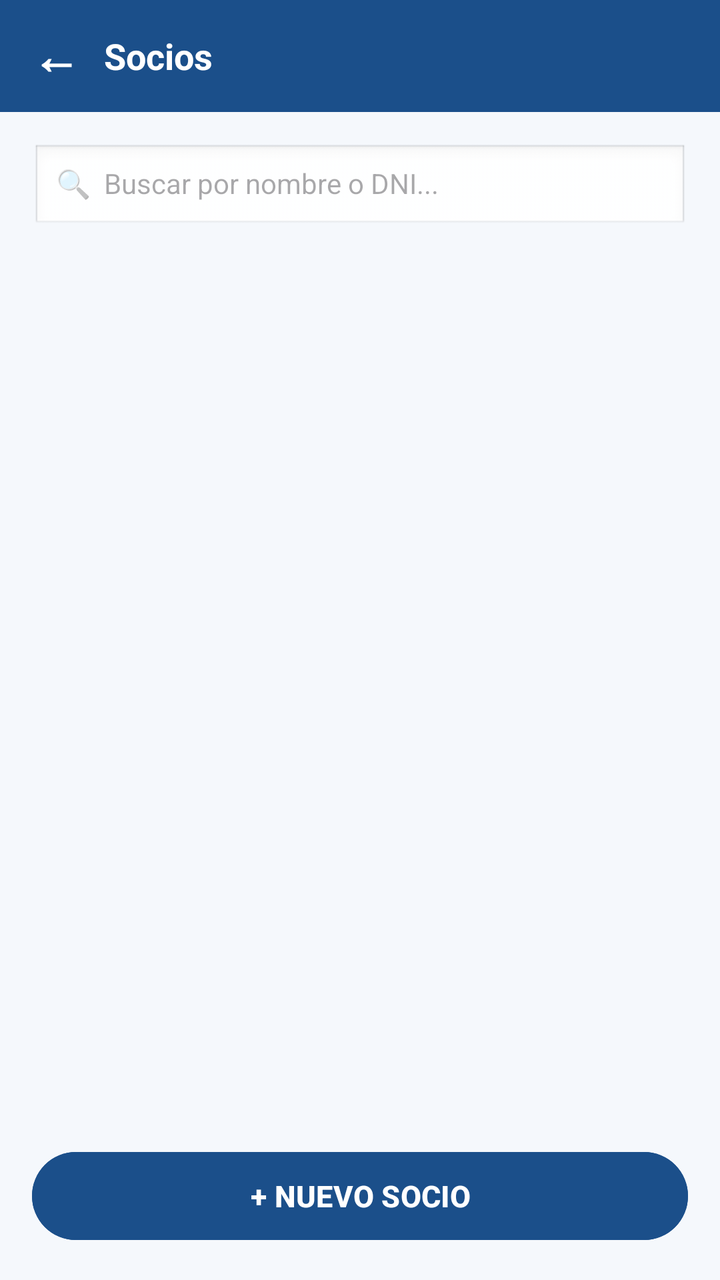
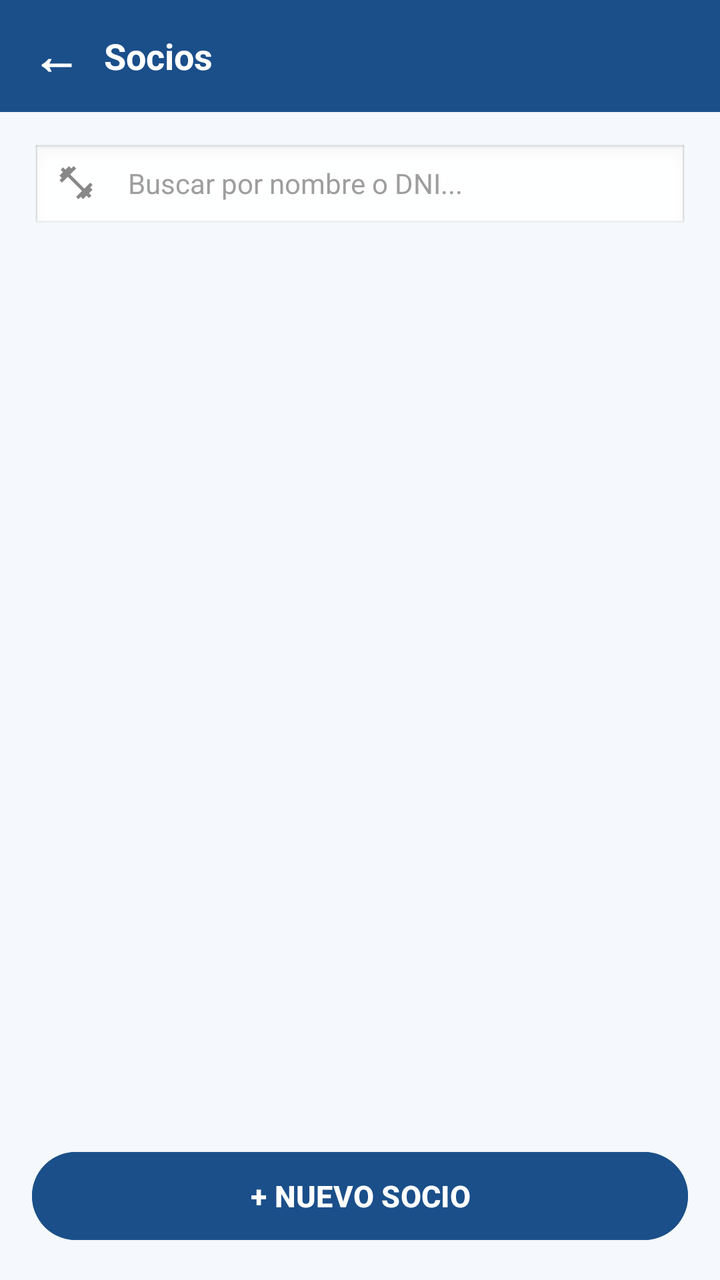

Compare the two renders of this Android layout. The source of the first and the diff that turns it into the second are given below.
<!-- AndroidManifest.xml: application theme Theme.ClubDeportivo -->
<!-- res/layout/activity_lista_socios.xml -->
<?xml version="1.0" encoding="utf-8"?>
<LinearLayout
    xmlns:android="http://schemas.android.com/apk/res/android"
    android:layout_width="match_parent"
    android:layout_height="match_parent"
    android:orientation="vertical"
    android:background="@color/colorBackground">

    
    <LinearLayout
        android:layout_width="match_parent"
        android:layout_height="56dp"
        android:orientation="horizontal"
        android:background="@color/colorPrimary"
        android:gravity="center_vertical"
        android:paddingStart="16dp"
        android:paddingEnd="16dp">

        <TextView
            android:id="@+id/btnVolver"
            android:layout_width="wrap_content"
            android:layout_height="wrap_content"
            android:text="←"
            android:textSize="24sp"
            android:textStyle="bold"
            android:textColor="@color/white"
            android:layout_marginEnd="12dp" />

        <TextView
            android:layout_width="wrap_content"
            android:layout_height="wrap_content"
            android:text="Socios"
            android:textSize="18sp"
            android:textStyle="bold"
            android:textColor="@color/white" />

    </LinearLayout>

    
    <LinearLayout
        android:layout_width="match_parent"
        android:layout_height="wrap_content"
        android:orientation="horizontal"
        android:padding="16dp"
        android:background="@color/colorBackground">

        <EditText
            android:id="@+id/etBuscar"
            android:layout_width="match_parent"
            android:layout_height="44dp"
            android:hint="🔍  Buscar por nombre o DNI..."
            android:inputType="text"
            android:background="@android:drawable/edit_text"
            android:paddingStart="12dp"
            android:paddingEnd="12dp"
            android:textSize="14sp" />

    </LinearLayout>

    
    <ScrollView
        android:layout_width="match_parent"
        android:layout_height="0dp"
        android:layout_weight="1"
        android:paddingStart="16dp"
        android:paddingEnd="16dp">

        <LinearLayout
            android:id="@+id/containerSocios"
            android:layout_width="match_parent"
            android:layout_height="wrap_content"
            android:orientation="vertical">

            

        </LinearLayout>

    </ScrollView>

    
    <Button
        android:id="@+id/btnNuevoSocio"
        android:layout_width="match_parent"
        android:layout_height="52dp"
        android:text="+ NUEVO SOCIO"
        android:textSize="15sp"
        android:textStyle="bold"
        android:textColor="@color/white"
        android:backgroundTint="@color/colorPrimary"
        android:layout_margin="16dp" />



</LinearLayout>
<!-- resources referenced by this layout -->
<resources>
  <color name="colorBackground">#F5F8FC</color>
  <color name="colorPrimary">#1B4F8A</color>
  <color name="white">#FFFFFFFF</color>
  <style name="Theme.ClubDeportivo" parent="Base.Theme.ClubDeportivo" />
  <style name="Base.Theme.ClubDeportivo" parent="Theme.Material3.DayNight.NoActionBar">
          
          
      </style>
</resources>

<!-- the commit's change to res/layout/activity_lista_socios.xml (unified diff, before → after) -->
@@ -38,22 +38,44 @@
 
     
     <LinearLayout
+        xmlns:app="http://schemas.android.com/apk/res-auto"
         android:layout_width="match_parent"
         android:layout_height="wrap_content"
         android:orientation="horizontal"
         android:padding="16dp"
         android:background="@color/colorBackground">
 
-        <EditText
-            android:id="@+id/etBuscar"
+        <LinearLayout
             android:layout_width="match_parent"
             android:layout_height="44dp"
-            android:hint="🔍  Buscar por nombre o DNI..."
-            android:inputType="text"
+            android:orientation="horizontal"
             android:background="@android:drawable/edit_text"
+            android:gravity="center_vertical"
             android:paddingStart="12dp"
-            android:paddingEnd="12dp"
-            android:textSize="14sp" />
+            android:paddingEnd="12dp">
+
+            <ImageView
+                android:layout_width="20dp"
+                android:layout_height="20dp"
+                android:src="@drawable/fitness"
+                android:contentDescription="Buscar"
+                android:layout_marginEnd="8dp"
+                app:tint="@color/colorTextMuted"/>
+
+            <EditText
+                android:id="@+id/etBuscar"
+                android:layout_width="0dp"
+                android:layout_height="match_parent"
+                android:layout_weight="1"
+                android:hint="Buscar por nombre o DNI..."
+                android:inputType="text"
+                android:background="@android:color/transparent"
+                android:paddingStart="8dp"
+                android:paddingEnd="8dp"
+                android:textSize="14sp"
+                android:textColor="@color/colorTextPrimary"
+                android:textColorHint="@color/colorTextHint"/>
+        </LinearLayout>
 
     </LinearLayout>
 
<!-- resource entries referenced after the edit -->
@@ -2,7 +2,21 @@
 <resources>
   <color name="colorBackground">#F5F8FC</color>
   <color name="colorPrimary">#1B4F8A</color>
+  <color name="colorTextHint">#9E9E9E</color>
+  <color name="colorTextMuted">#888888</color>
+  <color name="colorTextPrimary">#1A1A1A</color>
   <color name="white">#FFFFFFFF</color>
+  <!-- drawable fitness (drawable) -->
+  <vector xmlns:android="http://schemas.android.com/apk/res/android"
+      android:width="24dp"
+      android:height="24dp"
+      android:viewportWidth="960"
+      android:viewportHeight="960"
+      android:tint="?attr/colorControlNormal">
+    <path
+        android:fillColor="@android:color/white"
+        android:pathData="M536,876L480,820L622,678L282,338L140,480L84,424L140,366L84,310L168,226L112,168L168,112L226,168L310,84L366,140L424,84L480,140L338,282L678,622L820,480L876,536L820,594L876,650L792,734L848,792L792,848L734,792L650,876L594,820L536,876Z"/>
+  </vector>
   <style name="Theme.ClubDeportivo" parent="Base.Theme.ClubDeportivo" />
   <style name="Base.Theme.ClubDeportivo" parent="Theme.Material3.DayNight.NoActionBar">
           
